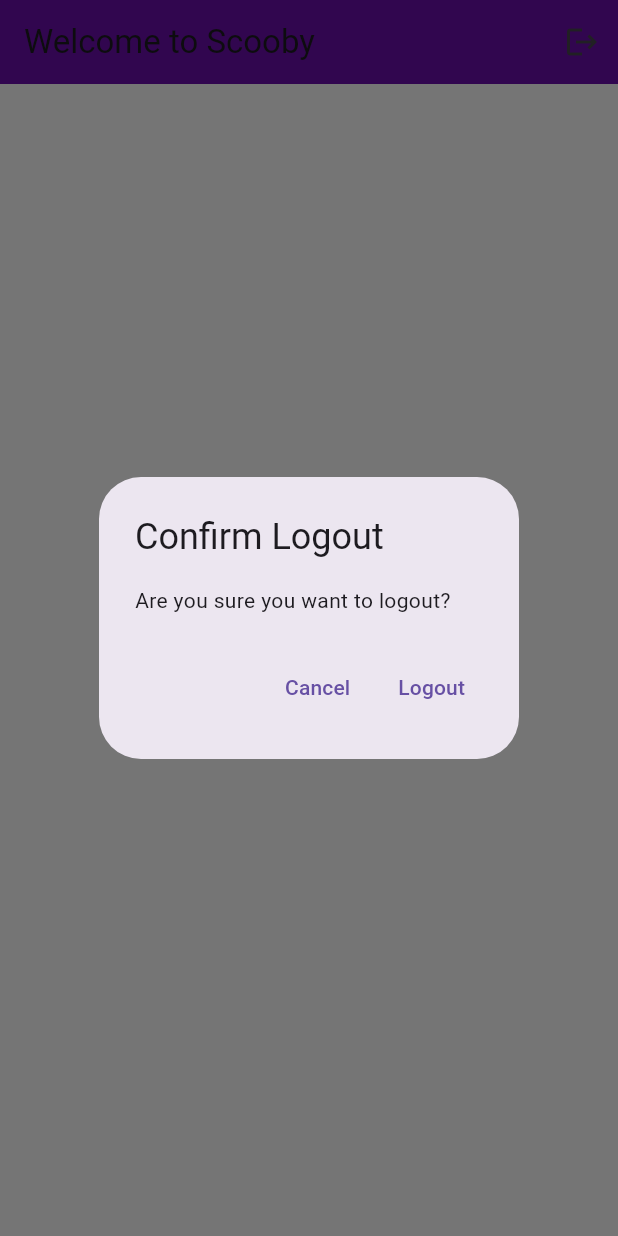
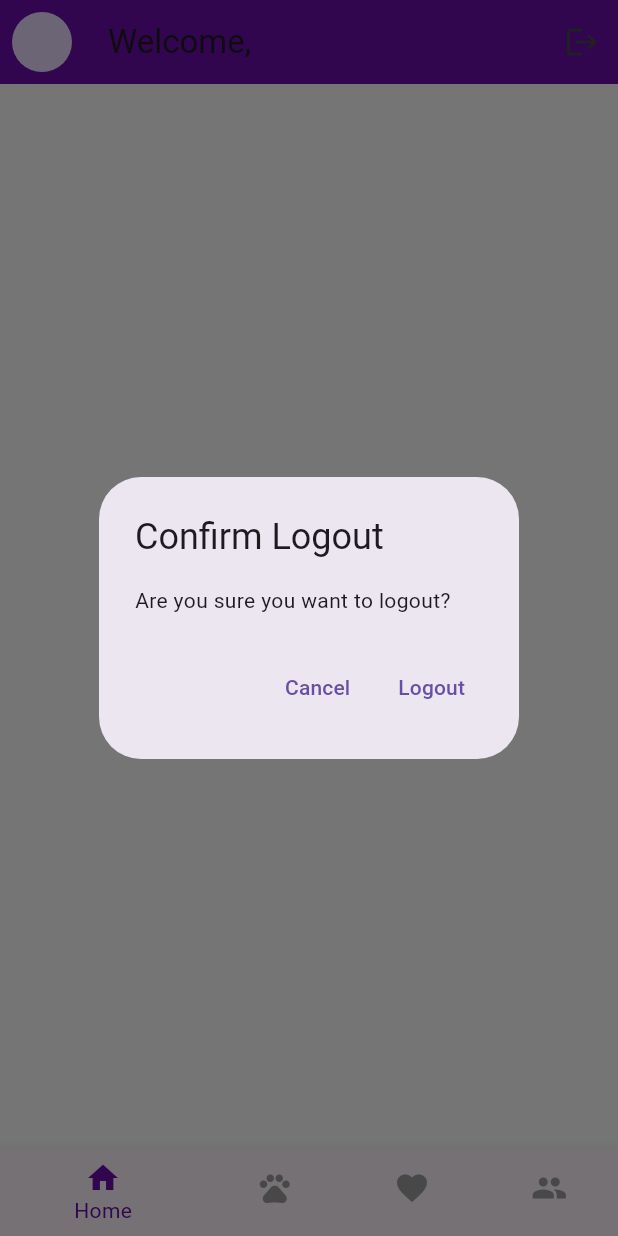
Before and after one commit to apsariudawatte/scooby_app_new, a Flutter app: the screen it shows once a user with an empty profile is signed in, after a tap on the "logout" icon, on a phone screen of 412 x 824 dp. Run offline on Flutter 3.47's test engine with Material 3 defaults, Android fonts, the phone set to English and light mode, and no system bars; our stand-ins replace cloud_firestore, firebase_auth, firebase_core, firebase_storage, google_sign_in; accounts and stored records are empty.

Commit message:
added placeholders for navigations in bottomnav bar 👻

```diff
--- /dev/null
+++ b/lib/controllers/home_controller.dart
@@ -0,0 +1,51 @@
+// ignore_for_file: unused_field
+
+import 'package:flutter/material.dart';
+import 'package:cloud_firestore/cloud_firestore.dart';
+import 'package:firebase_auth/firebase_auth.dart';
+
+class HomeController {
+  final FirebaseAuth _auth = FirebaseAuth.instance;
+  final FirebaseFirestore _firestore = FirebaseFirestore.instance;
+
+  final Stream<String> ownerNameStream = FirebaseFirestore.instance
+      .collection('pet_owners')
+      .doc(FirebaseAuth.instance.currentUser!.uid)
+      .snapshots()
+      .map((doc) => doc.data()?['name'] ?? 'User');
+
+  Future<void> signOut() async {
+    await _auth.signOut();
+  }
+
+  void showLogoutDialog(BuildContext context) {
+    showDialog(
+      context: context,
+      builder: (_) => AlertDialog(
+        title: const Text('Confirm Logout'),
+        content: const Text('Are you sure you want to logout?'),
+        actions: [
+          TextButton(
+            onPressed: () => Navigator.pop(context),
+            child: const Text('Cancel'),
+          ),
+          TextButton(
+            onPressed: () async {
+              Navigator.pop(context);
+              await signOut();
+              if (context.mounted) {
+                Navigator.pushNamedAndRemoveUntil(
+                    context, '/login', (route) => false);
+              }
+            },
+            child: const Text('Logout'),
+          ),
+        ],
+      ),
+    );
+  }
+
+  void fetchPetOwnerData() {
+    // This can be used for caching or future enhancements
+  }
+}
--- /dev/null
+++ b/lib/views/adoption_screen.dart
@@ -0,0 +1,15 @@
+import 'package:flutter/material.dart';
+
+class AdoptionScreen extends StatelessWidget {
+  const AdoptionScreen({super.key});
+
+  @override
+  Widget build(BuildContext context) {
+    return const Center(
+      child: Text(
+        'Adoption Screen',
+        style: TextStyle(fontSize: 24, fontWeight: FontWeight.bold),
+      ),
+    );
+  }
+}
--- /dev/null
+++ b/lib/views/community_screen.dart
@@ -0,0 +1,15 @@
+import 'package:flutter/material.dart';
+
+class CommunityScreen extends StatelessWidget {
+  const CommunityScreen({super.key});
+
+  @override
+  Widget build(BuildContext context) {
+    return const Center(
+      child: Text(
+        'Community Screen',
+        style: TextStyle(fontSize: 24, fontWeight: FontWeight.bold),
+      ),
+    );
+  }
+}
--- a/lib/views/home_screen.dart
+++ b/lib/views/home_screen.dart
@@ -1,6 +1,10 @@
 import 'package:flutter/material.dart';
-import 'package:firebase_auth/firebase_auth.dart';
+import 'package:scooby_app_new/controllers/home_controller.dart';
+import 'package:scooby_app_new/views/adoption_screen.dart';
+import 'package:scooby_app_new/views/community_screen.dart';
+import 'package:scooby_app_new/views/pet_owner_profile_screen.dart';
 
+import 'package:scooby_app_new/views/services_screen.dart';
 
 class HomeScreen extends StatefulWidget {
   const HomeScreen({super.key});
@@ -10,36 +14,30 @@ class HomeScreen extends StatefulWidget {
 }
 
 class _HomeScreenState extends State<HomeScreen> {
-  final User? user = FirebaseAuth.instance.currentUser;
+  final HomeController _controller = HomeController();
+  int _selectedIndex = 0;
 
-  Future<void> _signOut() async {
-    await FirebaseAuth.instance.signOut();
-    if (!mounted) return;
+  final List<Widget> _screens = [
+    const Center(child: Text('Welcome')),
+    const ServicesScreen(),
+    const AdoptionScreen(),
+    const CommunityScreen(),
+  ];
 
-    Navigator.pushNamedAndRemoveUntil(context, '/login', (route) => false);
-
+  @override
+  void initState() {
+    super.initState();
+    _controller.fetchPetOwnerData();
   }
 
-  void _showLogoutConfirmation() {
-    showDialog(
-      context: context,
-      builder: (context) => AlertDialog(
-        title: const Text('Confirm Logout'),
-        content: const Text('Are you sure you want to logout?'),
-        actions: [
-          TextButton(
-            onPressed: () => Navigator.of(context).pop(), // Close dialog
-            child: const Text('Cancel'),
-          ),
-          TextButton(
-            onPressed: () async {
-              Navigator.of(context).pop(); // Close dialog first
-              await _signOut(); // Then sign out
-            },
-            child: const Text('Logout'),
-          ),
-        ],
-      ),
+  void _onItemTapped(int index) {
+    setState(() => _selectedIndex = index);
+  }
+
+  void _goToProfile() {
+    Navigator.push(
+      context,
+      MaterialPageRoute(builder: (context) => const PetOwnerProfileScreen()),
     );
   }
 
@@ -49,29 +47,41 @@ class _HomeScreenState extends State<HomeScreen> {
       backgroundColor: Colors.white,
       appBar: AppBar(
         backgroundColor: const Color(0xFF6A0DAD),
-        title: const Text("Welcome to Scooby"),
+        title: StreamBuilder<String>(
+          stream: _controller.ownerNameStream,
+          builder: (context, snapshot) {
+            final name = snapshot.data ?? 'Scooby';
+            return Text('Welcome, $name');
+          },
+        ),
+        leading: IconButton(
+          icon: const CircleAvatar(
+            backgroundImage: AssetImage('assets/images/profile.png'),
+          ),
+          onPressed: _goToProfile,
+        ),
         actions: [
           IconButton(
             icon: const Icon(Icons.logout),
-            onPressed: _showLogoutConfirmation,
+            onPressed: () => _controller.showLogoutDialog(context),
           ),
         ],
       ),
-      body: Center(
-        child: Column(
-          mainAxisAlignment: MainAxisAlignment.center,
-          children: [
-            const Text(
-              "You're logged in!",
-              style: TextStyle(fontSize: 22, fontWeight: FontWeight.bold),
-            ),
-            const SizedBox(height: 10),
-            Text(
-              user?.email ?? 'No user email',
-              style: const TextStyle(fontSize: 16, color: Colors.grey),
-            ),
-          ],
-        ),
+      body: IndexedStack(
+        index: _selectedIndex,
+        children: _screens,
+      ),
+      bottomNavigationBar: BottomNavigationBar(
+        selectedItemColor: const Color(0xFF6A0DAD),
+        unselectedItemColor: Colors.grey,
+        currentIndex: _selectedIndex,
+        onTap: _onItemTapped,
+        items: const [
+          BottomNavigationBarItem(icon: Icon(Icons.home), label: 'Home'),
+          BottomNavigationBarItem(icon: Icon(Icons.pets), label: 'Services'),
+          BottomNavigationBarItem(icon: Icon(Icons.favorite), label: 'Adoption'),
+          BottomNavigationBarItem(icon: Icon(Icons.group), label: 'Community'),
+        ],
       ),
     );
   }
--- /dev/null
+++ b/lib/views/services_screen.dart
@@ -0,0 +1,15 @@
+import 'package:flutter/material.dart';
+
+class ServicesScreen extends StatelessWidget {
+  const ServicesScreen({super.key});
+
+  @override
+  Widget build(BuildContext context) {
+    return const Center(
+      child: Text(
+        'Services Screen',
+        style: TextStyle(fontSize: 24, fontWeight: FontWeight.bold),
+      ),
+    );
+  }
+}
```
Also changed, not shown: lib/views/pet_owner_profile_screen.dart (added, +62 -0 lines).
